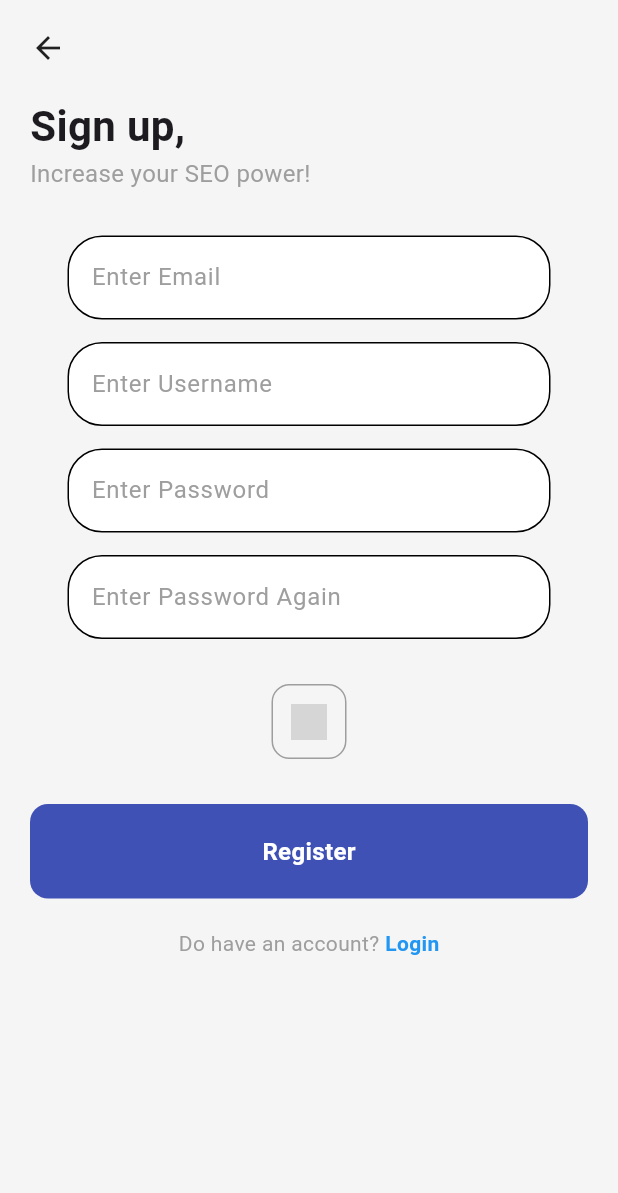
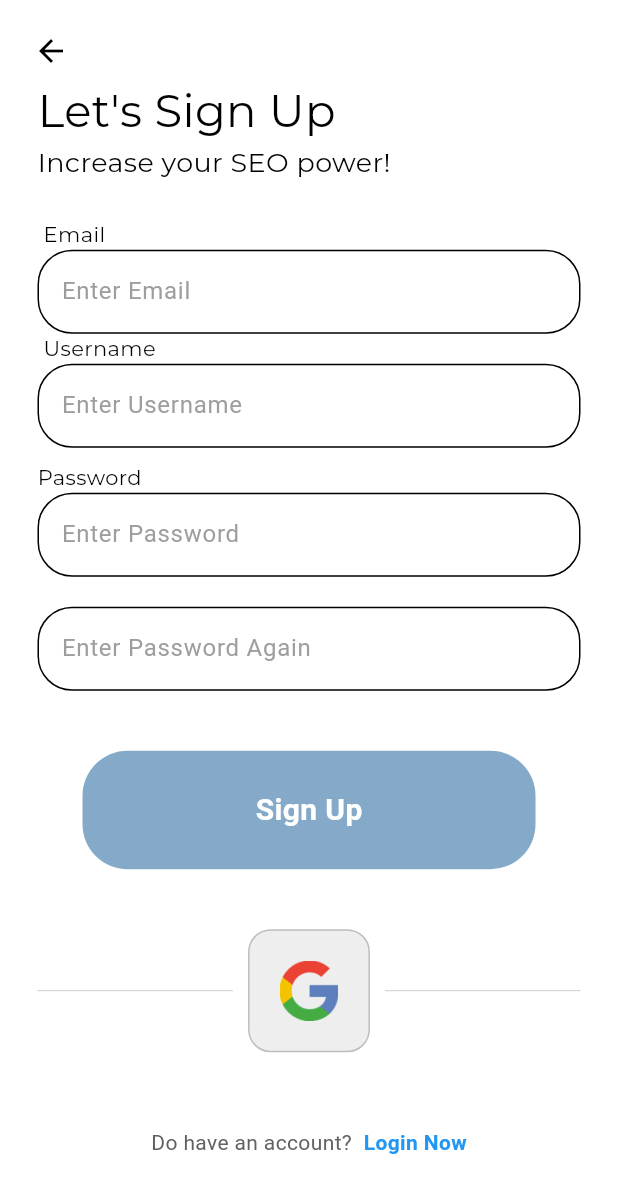
Before and after one commit to ozerrrs/seo_app, a Flutter app: the SignUpPage screen opened directly, on a phone screen of 412 x 824 dp. Shown: the top 1193 px of the screen. Run offline on Flutter 3.47's test engine with Material 3 defaults, Android fonts, the phone set to English and light mode, and no system bars; our stand-ins replace google_fonts; grey boxes are pictures that could not be loaded.

Commit message:
fixed sign up page

```diff
--- a/lib/pages/sign_up.dart
+++ b/lib/pages/sign_up.dart
@@ -1,141 +1,184 @@
 import 'package:flutter/material.dart';
+import 'package:google_fonts/google_fonts.dart';
+import 'package:seo_app/components/logo_tile.dart';
+import 'package:seo_app/components/my_button.dart';
 import 'package:seo_app/components/my_textfield.dart';
+import 'package:seo_app/components/square_tile.dart';
 
 class SignUpPage extends StatelessWidget {
   SignUpPage({super.key});
 
-  final emailController = TextEditingController();
   final usernameController = TextEditingController();
   final passwordController = TextEditingController();
-  final confirmPasswordController = TextEditingController();
+  void signInUser() {}
 
   @override
   Widget build(BuildContext context) {
     return Scaffold(
-      backgroundColor: Colors.grey[100],
+      backgroundColor: Colors.white,
       body: SafeArea(
-        child: SingleChildScrollView(
-          child: Padding(
-            padding: const EdgeInsets.all(20.0),
-            child: Column(
-              crossAxisAlignment: CrossAxisAlignment.start,
-              children: [
-                GestureDetector(
-                  onTap: () {
-                    Navigator.pop(context);
-                  },
-                  child: const Icon(
-                    Icons.arrow_back,
-                    size: 24,
-                  ),
-                ),
-                const SizedBox(height: 20),
-                const Text(
-                  "Sign up,",
-                  style: TextStyle(
-                    fontSize: 28,
-                    fontWeight: FontWeight.bold,
-                  ),
-                ),
-                const Text(
-                  "Increase your SEO power!",
-                  style: TextStyle(
-                    fontSize: 16,
-                    color: Colors.grey,
-                  ),
-                ),
-                const SizedBox(height: 30),
-                MyTextfield(
-                  controller: emailController,
-                  hintText: 'Enter Email',
-                  obscureText: false,
-                ),
-                const SizedBox(height: 15),
-                MyTextfield(
-                  controller: usernameController,
-                  hintText: 'Enter Username',
-                  obscureText: false,
-                ),
-                const SizedBox(height: 15),
-                MyTextfield(
-                  controller: passwordController,
-                  hintText: 'Enter Password',
-                  obscureText: true,
-                ),
-                const SizedBox(height: 15),
-                MyTextfield(
-                  controller: confirmPasswordController,
-                  hintText: 'Enter Password Again',
-                  obscureText: true,
-                ),
-                const SizedBox(height: 30),
-                GestureDetector(
-                  onTap: () {
-                    debugPrint("Google Sign Up clicked");
-                  },
-                  child: Center(
-                    child: Container(
-                      padding: const EdgeInsets.all(12),
-                      decoration: BoxDecoration(
-                        border: Border.all(color: Colors.grey),
-                        borderRadius: BorderRadius.circular(12),
-                      ),
-                      child: Image.asset(
-                        'assets/google_logo.png',
-                        height: 24,
-                      ),
+        child: Stack(
+          children: [
+            Center(
+              child: Column(
+                mainAxisAlignment: MainAxisAlignment.center,
+                children: [
+                  Padding(
+                    padding: const EdgeInsets.symmetric(horizontal: 25.0),
+                    child: Row(
+                      mainAxisAlignment: MainAxisAlignment.start,
+                      children: [
+                        Column(
+                          crossAxisAlignment: CrossAxisAlignment.start,
+                          children: [
+                            Text(
+                              "Let's Sign Up",
+                              style: GoogleFonts.montserrat(
+                                color: Colors.black,
+                                fontSize: 30,
+                              ),
+                            ),
+                            Text(
+                              "Increase your SEO power!",
+                              style: GoogleFonts.montserrat(
+                                color: Colors.black,
+                                fontSize: 18,
+                              ),
+                            ),
+                          ],
+                        ),
+                      ],
                     ),
                   ),
-                ),
-                const SizedBox(height: 30),
-                GestureDetector(
-                  onTap: () {
-                    debugPrint("Register button clicked");
-                  },
-                  child: Container(
-                    width: double.infinity,
-                    padding: const EdgeInsets.all(20),
-                    decoration: BoxDecoration(
-                      color: Colors.indigo,
-                      borderRadius: BorderRadius.circular(12),
-                    ),
-                    child: const Center(
-                      child: Text(
-                        'Register',
-                        style: TextStyle(
-                          color: Colors.white,
-                          fontSize: 16,
-                          fontWeight: FontWeight.bold,
+                  const SizedBox(height: 25),
+                  Padding(
+                    padding: const EdgeInsets.symmetric(horizontal: 25.0),
+                    child: Row(
+                      mainAxisAlignment: MainAxisAlignment.start,
+                      children: [
+                        Text(
+                          " Email ",
+                          style: GoogleFonts.montserrat(color: Colors.black),
                         ),
-                      ),
+                      ],
                     ),
                   ),
-                ),
-                const SizedBox(height: 20),
-                Row(
-                  mainAxisAlignment: MainAxisAlignment.center,
-                  children: [
-                    const Text(
-                      "Do have an account? ",
-                      style: TextStyle(color: Colors.grey),
+                  MyTextfield(
+                    controller: usernameController,
+                    hintText: 'Enter Email ',
+                    obscureText: false,
+                  ),
+                  Padding(
+                    padding: const EdgeInsets.symmetric(horizontal: 25.0),
+                    child: Row(
+                      mainAxisAlignment: MainAxisAlignment.start,
+                      children: [
+                        Text(
+                          " Username ",
+                          style: GoogleFonts.montserrat(color: Colors.black),
+                        ),
+                      ],
                     ),
-                    GestureDetector(
-                      onTap: () {
-                        Navigator.pushNamed(context, '/login');
-                      },
-                      child: const Text(
-                        "Login",
+                  ),
+                  MyTextfield(
+                    controller: usernameController,
+                    hintText: 'Enter Username ',
+                    obscureText: false,
+                  ),
+                  const SizedBox(height: 10),
+                  Padding(
+                    padding: const EdgeInsets.symmetric(horizontal: 25.0),
+                    child: Row(
+                      mainAxisAlignment: MainAxisAlignment.start,
+                      children: [
+                        Text(
+                          "Password",
+                          style: GoogleFonts.montserrat(color: Colors.black),
+                        ),
+                      ],
+                    ),
+                  ),
+                  MyTextfield(
+                    controller: passwordController,
+                    hintText: 'Enter Password',
+                    obscureText: true,
+                  ),
+                  Padding(
+                    padding: const EdgeInsets.symmetric(horizontal: 25.0),
+                    child: Row(
+                      mainAxisAlignment: MainAxisAlignment.start,
+                      children: [
+                        Text(
+                          "",
+                          style: GoogleFonts.montserrat(color: Colors.black),
+                        ),
+                      ],
+                    ),
+                  ),
+                  MyTextfield(
+                    controller: passwordController,
+                    hintText: 'Enter Password Again',
+                    obscureText: true,
+                  ),
+                  const SizedBox(height: 40),
+                  MyButton(
+                    onTap: signInUser,
+                    hintText: "Sign Up",
+                    color: const Color.fromARGB(255, 133, 170, 201),
+                  ),
+                  const SizedBox(height: 40),
+                  Padding(
+                    padding: const EdgeInsets.symmetric(horizontal: 25.0),
+                    child: Row(
+                      children: [
+                        Expanded(
+                            child: Divider(
+                          thickness: 0.5,
+                          color: Colors.grey[400],
+                        )),
+                        const SizedBox(width: 10),
+                        const SquareTile(imagePath: 'lib/images/google.png'),
+                        const SizedBox(width: 10),
+                        Expanded(
+                            child: Divider(
+                          thickness: 0.5,
+                          color: Colors.grey[400],
+                        )),
+                      ],
+                    ),
+                  ),
+                  const SizedBox(height: 50),
+                  Row(
+                    mainAxisAlignment: MainAxisAlignment.center,
+                    children: [
+                      Text(
+                        "Do have an account? ",
+                        style: TextStyle(color: Colors.grey[700]),
+                      ),
+                      const SizedBox(width: 4),
+                      const Text(
+                        "Login Now",
                         style: TextStyle(
                           color: Colors.blue,
                           fontWeight: FontWeight.bold,
                         ),
                       ),
-                    ),
-                  ],
-                ),
-              ],
+                    ],
+                  )
+                ],
+              ),
             ),
-          ),
+            Positioned(
+              top: 10,
+              left: 10,
+              child: IconButton(
+                icon: const Icon(Icons.arrow_back, color: Colors.black),
+                onPressed: () {
+                  Navigator.of(context).pop();
+                },
+              ),
+            ),
+          ],
         ),
       ),
     );
```
